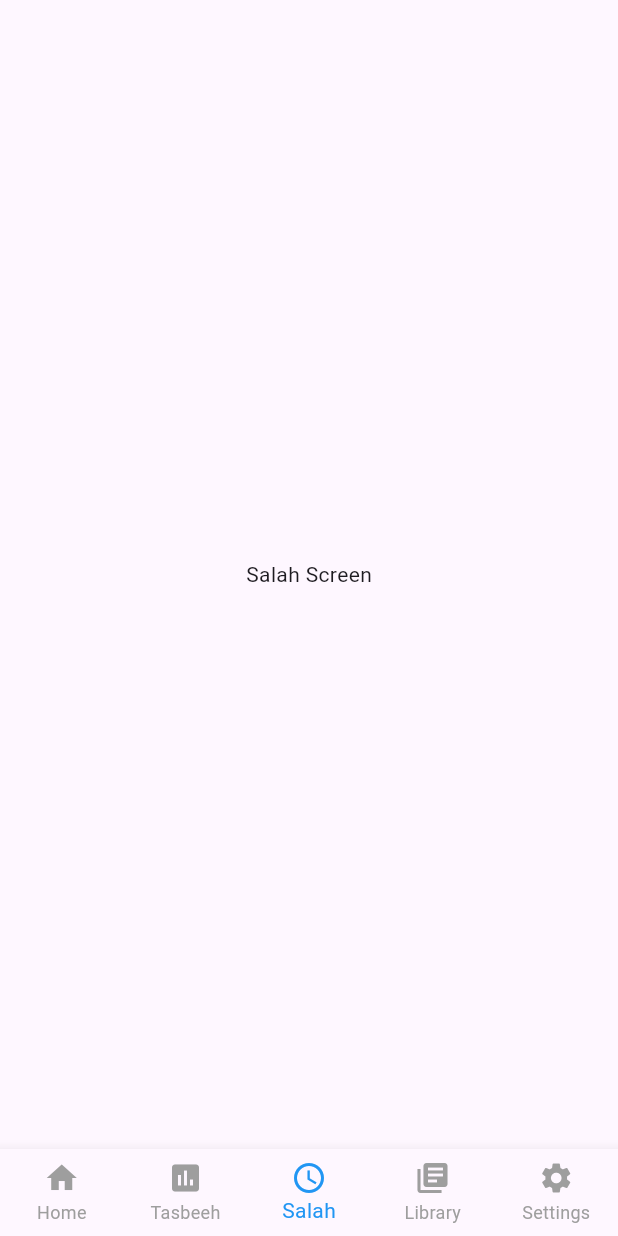
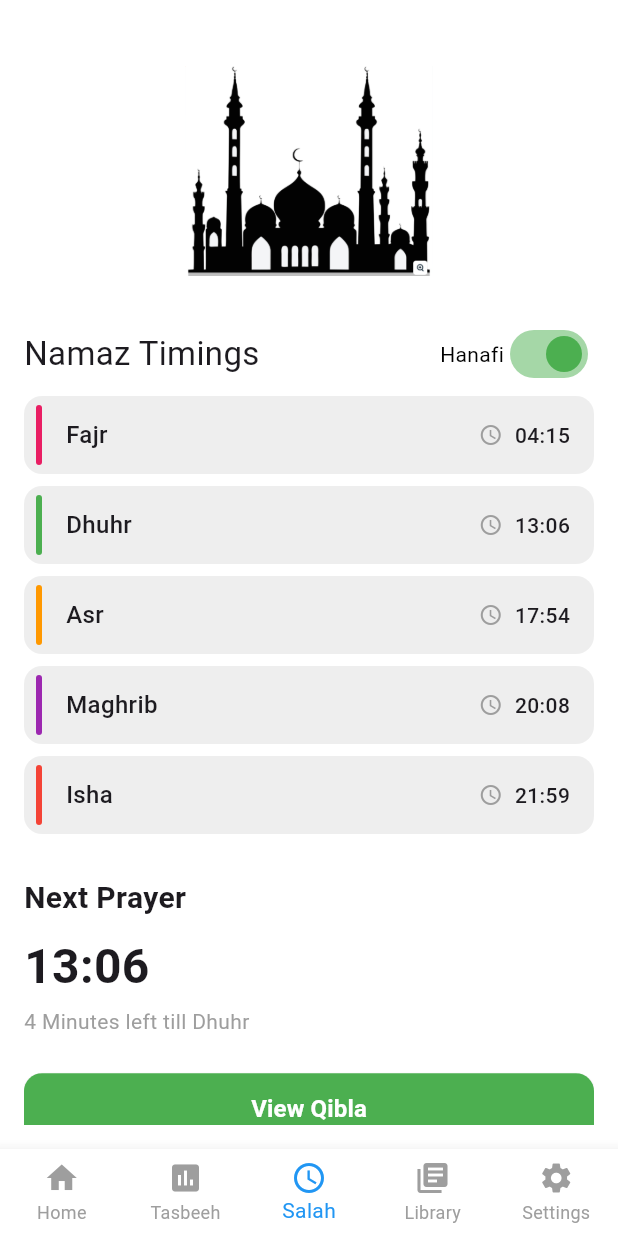
Before and after one commit to Rafid-tawhid/Nakshbandhi-Sufi, a Flutter app: the screen it shows after launch, item 3 of the bottom bar chosen, on a phone screen of 412 x 824 dp. Run offline on Flutter 3.47's test engine with Material 3 defaults, Android fonts, the phone set to English and light mode, and no system bars.

Commit message:
Initial commit with Flutter project

```diff
--- a/lib/main.dart
+++ b/lib/main.dart
@@ -1,5 +1,7 @@
 import 'package:flutter/material.dart';
+import 'package:nakshbandhi_sufi/salah_screen.dart';
 import 'package:nakshbandhi_sufi/setting_screen.dart';
+import 'package:nakshbandhi_sufi/tsabhee_screen.dart';
 
 import 'home_screen.dart';
 
@@ -15,6 +17,7 @@ class MyApp extends StatelessWidget {
   Widget build(BuildContext context) {
     return MaterialApp(
       title: 'Islamic App',
+      debugShowCheckedModeBanner: false,
       theme: ThemeData(
         // This is the theme of your application.
         //
@@ -50,8 +53,8 @@ class _MainNavigationWrapperState extends State<MainNavigationWrapper> {
 
   final List<Widget> _screens = [
     HomeScreen(),
-    TasbeehScreen(),
-    SalahScreen(),
+    TasbihCounterScreen(),
+    NamazTimings(),
     LibraryScreen(),
     SettingsScreen(),
   ];
@@ -59,9 +62,11 @@ class _MainNavigationWrapperState extends State<MainNavigationWrapper> {
   @override
   Widget build(BuildContext context) {
     return Scaffold(
+      backgroundColor: Colors.white,
       body: _screens[_currentIndex],
       bottomNavigationBar: BottomNavigationBar(
         type: BottomNavigationBarType.fixed,
+        backgroundColor: Colors.white,
         currentIndex: _currentIndex,
         selectedItemColor: Colors.blue,
         unselectedItemColor: Colors.grey,
@@ -99,19 +104,9 @@ class _MainNavigationWrapperState extends State<MainNavigationWrapper> {
 
 
 
-class TasbeehScreen extends StatelessWidget {
-  @override
-  Widget build(BuildContext context) {
-    return const Center(child: Text('Tasbeeh Screen'));
-  }
-}
 
-class SalahScreen extends StatelessWidget {
-  @override
-  Widget build(BuildContext context) {
-    return const Center(child: Text('Salah Screen'));
-  }
-}
+
+
 
 class LibraryScreen extends StatelessWidget {
   const LibraryScreen({super.key});
--- /dev/null
+++ b/lib/salah_screen.dart
@@ -0,0 +1,161 @@
+import 'package:flutter/cupertino.dart';
+import 'package:flutter/material.dart';
+
+class NamazTimings extends StatefulWidget {
+  @override
+  _NamazTimingsState createState() => _NamazTimingsState();
+}
+
+class _NamazTimingsState extends State<NamazTimings> {
+  bool isHanafi = true;
+
+  final List<Map<String, String>> prayerTimes = [
+    {'name': 'Fajr', 'time': '04:15', 'color': 'pink'},
+    {'name': 'Dhuhr', 'time': '13:06', 'color': 'green'},
+    {'name': 'Asr', 'time': '17:54', 'color': 'orange'},
+    {'name': 'Maghrib', 'time': '20:08', 'color': 'purple'},
+    {'name': 'Isha', 'time': '21:59', 'color': 'red'},
+  ];
+
+  @override
+  Widget build(BuildContext context) {
+    return Scaffold(
+      backgroundColor: Colors.white,
+
+      body: SafeArea(
+        child: Padding(
+          padding: const EdgeInsets.all(16.0),
+          child: SingleChildScrollView(
+            child: Column(
+              crossAxisAlignment: CrossAxisAlignment.start,
+              children: [
+                Padding(
+                  padding: const EdgeInsets.symmetric(vertical: 28.0),
+                  child: Align(
+                      alignment: Alignment.center,
+                      child: Image.asset('images/masq.png',height: 140,)),
+                ),
+                Row(
+                  mainAxisAlignment: MainAxisAlignment.spaceBetween,
+                  children: [
+                    const Text('Namaz Timings',style: TextStyle(fontSize: 22),),
+                    Row(
+                      children: [
+                        const Text('Hanafi', style: TextStyle(color: Colors.black, fontSize: 14)),
+                        Switch(
+                          value: isHanafi,
+                          onChanged: (value) {
+                            setState(() {
+                              isHanafi = value;
+                            });
+                          },
+                          activeColor: Colors.green,
+                        ),
+                      ],
+                    ),
+                  ],
+                ),
+                ...prayerTimes.map((prayer) => buildPrayerRow(prayer)).toList(),
+                const SizedBox(height: 24),
+                const Text('Next Prayer', style: TextStyle(fontSize: 20, fontWeight: FontWeight.bold)),
+                const SizedBox(height: 8),
+                const Text('13:06', style: TextStyle(fontSize: 32, fontWeight: FontWeight.bold)),
+                const SizedBox(height: 4),
+                const Text('4 Minutes left till Dhuhr', style: TextStyle(fontSize: 14, color: Colors.grey)),
+                const SizedBox(height: 24),
+                Center(
+                  child: ElevatedButton(
+                    onPressed: () {},
+                    style: ElevatedButton.styleFrom(
+                      backgroundColor: Colors.green,
+                      shape: RoundedRectangleBorder(
+                        borderRadius: BorderRadius.circular(12),
+                      ),
+                      padding: const EdgeInsets.symmetric(horizontal: 32, vertical: 12),
+                    ),
+                    child: const Row(
+                      mainAxisAlignment: MainAxisAlignment.center,
+                      children: [
+                        Text('View Qibla', style: TextStyle(fontSize: 16, fontWeight: FontWeight.bold,color: Colors.white)),
+                      ],
+                    ),
+                  ),
+                )
+              ],
+            ),
+          ),
+        ),
+      ),
+    );
+  }
+
+  Widget buildPrayerRow(Map<String, String> prayer) {
+    return Padding(
+      padding: const EdgeInsets.symmetric(vertical: 4.0),
+      child: Container(
+        decoration: BoxDecoration(
+          color: Colors.grey[200],
+          borderRadius: BorderRadius.circular(12),
+        ),
+        child: Row(
+          children: [
+            const SizedBox(width: 8,),
+            Padding(
+              padding: const EdgeInsets.symmetric(vertical: 6.0),
+              child: Container(
+                width: 4,
+                height: 40,
+                decoration: BoxDecoration(
+                  color: getColor(prayer['color']!),
+                  borderRadius: BorderRadius.circular(8),
+                ),
+              ),
+            ),
+            SizedBox(width: 16),
+            Expanded(
+              child: Text(
+                prayer['name']!,
+                style: TextStyle(
+                  fontSize: 16,
+                  fontWeight: FontWeight.w500,
+                ),
+              ),
+            ),
+            Row(
+              children: [
+                Icon(
+                  Icons.access_time,
+                  color: Colors.grey,
+                  size: 16,
+                ),
+                SizedBox(width: 8),
+                Text(
+                  prayer['time']!,
+                  style: TextStyle(fontSize: 14, fontWeight: FontWeight.w500),
+                ),
+              ],
+            ),
+            SizedBox(width: 16),
+          ],
+        ),
+      ),
+    );
+  }
+
+  Color getColor(String colorName) {
+    switch (colorName) {
+      case 'pink':
+        return Colors.pink;
+      case 'green':
+        return Colors.green;
+      case 'orange':
+        return Colors.orange;
+      case 'purple':
+        return Colors.purple;
+      case 'red':
+        return Colors.red;
+      default:
+        return Colors.grey;
+    }
+  }
+}
--- a/pubspec.yaml
+++ b/pubspec.yaml
@@ -35,6 +35,7 @@ dependencies:
   # The following adds the Cupertino Icons font to your application.
   # Use with the CupertinoIcons class for iOS style icons.
   cupertino_icons: ^1.0.8
+#  fl_chart: ^0.71.0
 
 dev_dependencies:
   flutter_test:
@@ -59,8 +60,8 @@ flutter:
   uses-material-design: true
 
   # To add assets to your application, add an assets section, like this:
-  # assets:
-  #   - images/a_dot_burr.jpeg
+  assets:
+    - images/
   #   - images/a_dot_ham.jpeg
 
   # An image asset can refer to one or more resolution-specific "variants", see
```
Also changed, not shown: lib/setting_screen.dart (+26 -8 lines), lib/test.dart (added, +109 -0 lines), lib/tsabhee_screen.dart (added, +155 -0 lines), lib/widgets/listtile.dart (added, +65 -0 lines), images/masq.png (added), images/settings.png (added).
